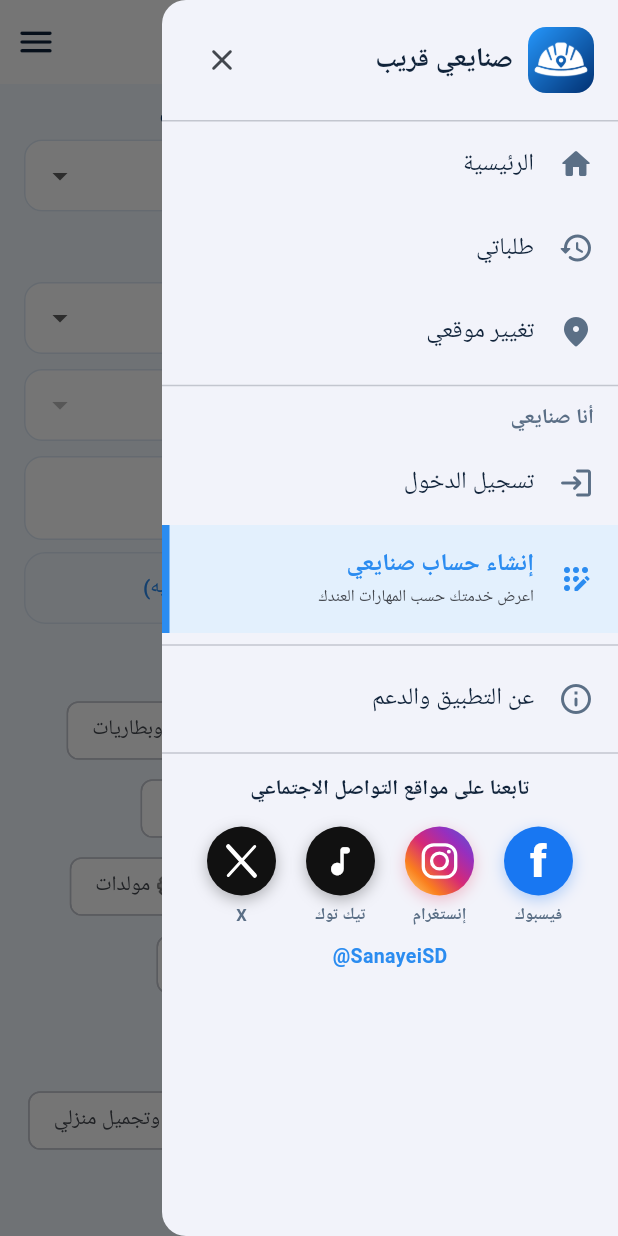
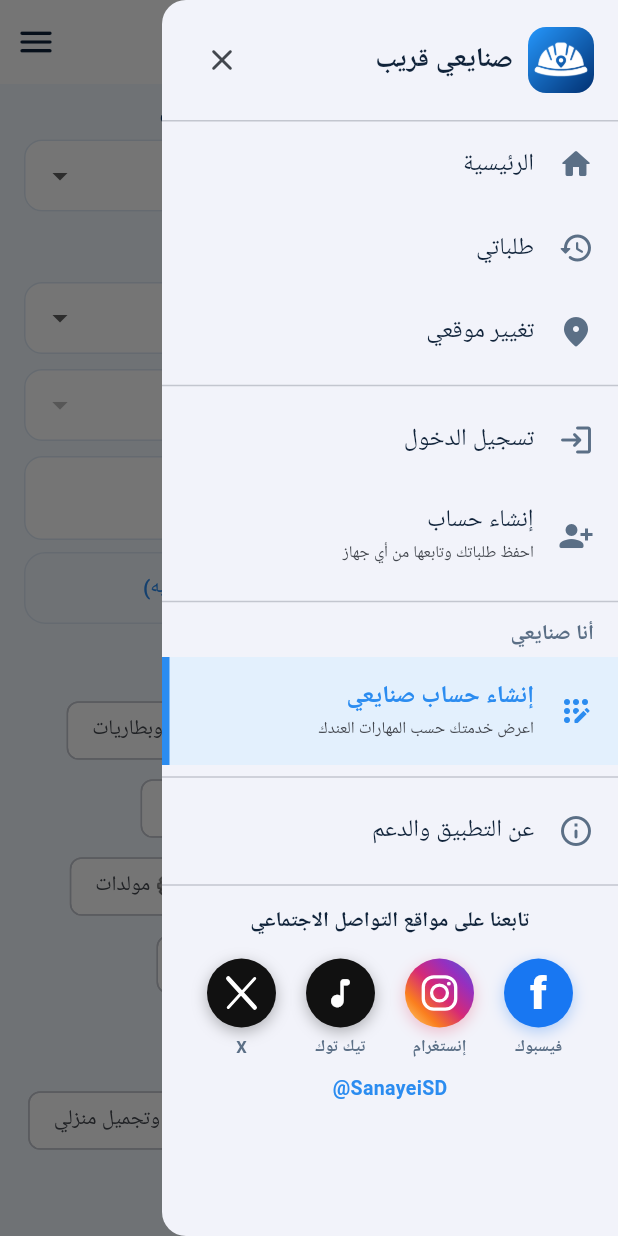
Before and after one commit to TheOuth/sanayei-qareeb-, a Flutter app: the RegisterScreen screen opened directly, scrolled down 576 dp, after a tap on the "menu" icon, on a phone screen of 412 x 824 dp. Run offline on Flutter 3.47's test engine with Material 3 defaults, Android fonts, the phone set to English and light mode, and no system bars; our stand-ins replace audioplayers, firebase_core, firebase_messaging, geolocator, google_fonts, image_picker and 3 more; missing offline and left inert: app_settings; accounts and stored records are empty; network calls fail; project files that could hold a hidden picture were left out.

Commit message:
Unified account (client+provider), portal landing at root, app moved to /sanayei
Co-Authored-By: Claude Sonnet 5.5 <noreply@anthropic.com>
Claude-Session: https://claude.ai/code/session_01X84TtrBcKrZqNW8aUi6RPZ

```diff
--- a/app/lib/core.dart
+++ b/app/lib/core.dart
@@ -44,7 +44,7 @@ Future<void> openPage(String name, Widget Function() build) async {
 class Config {
   static const apiUrl = String.fromEnvironment('API_URL', defaultValue: 'https://pwqtvixjkpvyajqmfqpa.supabase.co');
   static const apiKey = String.fromEnvironment('API_KEY', defaultValue: 'sb_publishable_sFHW2864oPilfQvjs3txaA__QjKY0sG');
-  static const siteUrl = 'https://saqapp.net';
+  static const siteUrl = 'https://saqapp.net/sanayei';
   static const commissionNote = 5000;
 }
 
@@ -68,6 +68,9 @@ String errMsg(Object e) {
     'forbidden': 'غير مسموح. سجّل الدخول من جديد',
     'invalid_phone': 'رقم الهاتف غير صحيح',
     'weak': 'كلمة السر قصيرة (6 أحرف على الأقل)',
+    'phone_taken': 'هذا الرقم مسجّل من قبل. سجّل الدخول بدل إنشاء حساب جديد',
+    'email_taken': 'هذا البريد مسجّل من قبل. سجّل الدخول',
+    'already_provider': 'حسابك مسجّل كصنايعي من قبل',
     'birth_required': 'تاريخ الميلاد مطلوب',
     'invalid_birth': 'تاريخ الميلاد غير صحيح',
     'underage': 'التطبيق لمن هم 18 سنة فأكثر',
@@ -230,6 +233,28 @@ class Store {
   static String? get pid => p.getString('pid');
   static String? get token => p.getString('token');
   static bool get loggedIn => pid != null && token != null;
+  // الحساب الموحّد (عميل أو صنايعي)
+  static String? get aid => p.getString('aid');
+  static String? get atoken => p.getString('atoken');
+  static bool get hasAccount => (aid != null && atoken != null) || loggedIn;
+  static String get aName => p.getString('a_name') ?? '';
+  static String get aPhone => p.getString('a_phone') ?? '';
+  static bool get accountNeedsPhone => aid != null && aPhone.isEmpty;
+
+  /// نتيجة account_login / account_register
+  static Future<void> signInAccount(Map r) async {
+    await p.setString('aid', r['account_id'].toString());
+    await p.setString('atoken', r['account_token'].toString());
+    await p.setString('a_name', (r['name'] ?? '').toString());
+    await p.setString('a_phone', (r['phone'] ?? '').toString());
+    if (r['provider_id'] != null && r['provider_token'] != null) {
+      await signIn(r['provider_id'].toString(), r['provider_token'].toString());
+    } else {
+      await p.remove('pid');
+      await p.remove('token');
+      tick.value++;
+    }
+  }
   /// آخر رقم دخل به الصنايعي (يبقى بعد تسجيل الخروج لتسهيل الدخول القادم)
   static String get lastPhone => p.getString('last_phone') ?? '';
   static Future<void> setLastPhone(String v) => p.setString('last_phone', v);
@@ -250,6 +275,10 @@ class Store {
     } catch (_) {}
     await p.remove('pid');
     await p.remove('token');
+    await p.remove('aid');
+    await p.remove('atoken');
+    await p.remove('a_name');
+    await p.remove('a_phone');
     await p.remove('me_photo');
     await p.remove('me_name');
     unread.value = 0;
--- a/app/lib/screens/app_drawer.dart
+++ b/app/lib/screens/app_drawer.dart
@@ -6,6 +6,7 @@ import '../theme.dart';
 import 'requests.dart';
 import 'login.dart';
 import 'register.dart';
+import 'account.dart';
 import 'dashboard.dart';
 import 'my_profile.dart';
 import 'about.dart';
@@ -134,23 +135,31 @@ class AppDrawer extends StatelessWidget {
             }
           }),
           const Divider(),
+          if (!Store.hasAccount) ...[
+            _item(context, 'login', Icons.login_rounded, 'تسجيل الدخول', build: () => const LoginScreen()),
+            _item(context, 'signup', Icons.person_add_alt_1_rounded, 'إنشاء حساب', subtitle: 'احفظ طلباتك وتابعها من أي جهاز', build: () => const AccountRegisterScreen()),
+            const Divider(),
+          ] else if (Store.aName.isNotEmpty || Store.aid != null)
+            Padding(padding: const EdgeInsets.fromLTRB(16, 6, 16, 6), child: Row(children: [
+              const Icon(Icons.account_circle_rounded, color: C.blue),
+              const SizedBox(width: 8),
+              Expanded(child: Text(Store.aName.isNotEmpty ? Store.aName : 'حسابي', style: const TextStyle(fontWeight: FontWeight.w700))),
+            ])),
           const Padding(padding: EdgeInsets.fromLTRB(16, 4, 16, 4), child: Text('أنا صنايعي', style: TextStyle(color: C.mute, fontWeight: FontWeight.w600))),
           if (Store.loggedIn)
             ...[
               _item(context, 'dash', Icons.dashboard_rounded, 'لوحة الخدمات', build: () => const DashboardScreen()),
               _item(context, 'me', Icons.person_rounded, 'ملفي', build: () => const MyProfileScreen()),
             ]
-          else ...[
-            _item(context, 'login', Icons.login_rounded, 'تسجيل الدخول', build: () => const LoginScreen()),
-            _item(context, 'register', Icons.app_registration_rounded, 'إنشاء حساب صنايعي', subtitle: 'اعرض خدمتك حسب المهارات العندك', build: () => const RegisterScreen()),
-          ],
+          else
+            _item(context, 'register', Icons.app_registration_rounded, Store.aid != null ? 'التسجيل كصنايعي' : 'إنشاء حساب صنايعي', subtitle: 'اعرض خدمتك حسب المهارات العندك', build: () => const RegisterScreen()),
           const Divider(),
           _item(context, 'about', Icons.info_outline_rounded, 'عن التطبيق والدعم', build: () => const AboutScreen()),
           const Divider(),
           const _Socials(),
           const SizedBox(height: 8),
         ])),
-          if (Store.loggedIn) ...[
+          if (Store.hasAccount) ...[
             const Divider(height: 1),
             ListTile(
               leading: const Icon(Icons.logout_rounded, color: C.red),
@@ -163,7 +172,7 @@ class AppDrawer extends StatelessWidget {
                   context: root,
                   builder: (dctx) => AlertDialog(
                     title: const Text('تسجيل الخروج'),
-                    content: const Text('إذا سجّلت الخروج فلن تصلك إشعارات الطلبات، ولن تعرف أن عميلًا طلب خدمتك، وسيضيع عليك العمل ويتأخر ردّك (وتنخفض نسبة سرعة الرد).\n\nالأفضل لك البقاء مسجّلًا. هل تريد الخروج فعلًا؟', style: TextStyle(height: 1.6)),
+                    content: Text(Store.loggedIn ? 'إذا سجّلت الخروج فلن تصلك إشعارات الطلبات، ولن تعرف أن عميلًا طلب خدمتك، وسيضيع عليك العمل ويتأخر ردّك (وتنخفض نسبة سرعة الرد).\n\nالأفضل لك البقاء مسجّلًا. هل تريد الخروج فعلًا؟' : 'هل تريد تسجيل الخروج من حسابك؟', style: TextStyle(height: 1.6)),
                     actions: [
                       FilledButton(onPressed: () => Navigator.pop(dctx, false), child: const Text('البقاء مسجّلًا')),
                       TextButton(style: TextButton.styleFrom(foregroundColor: C.red), onPressed: () => Navigator.pop(dctx, true), child: const Text('خروج')),
--- a/app/lib/screens/dashboard.dart
+++ b/app/lib/screens/dashboard.dart
@@ -396,7 +396,7 @@ class _EditScreenState extends State<_EditScreen> {
         content: Column(mainAxisSize: MainAxisSize.min, children: [
           const Text('يمكن تغييره مرة واحدة فقط. حروف إنجليزية وأرقام و _ فقط (3 إلى 20)، يبدأ بحرف، وتتحول تلقائيًا إلى حروف صغيرة.', style: TextStyle(fontSize: 12)),
           const SizedBox(height: 8),
-          TextField(controller: c, textDirection: TextDirection.ltr, autocorrect: false, enableSuggestions: false, keyboardType: TextInputType.visiblePassword, inputFormatters: [UsernameFormatter()], decoration: const InputDecoration(prefixText: 'saqapp.net/', hintText: 'username')),
+          TextField(controller: c, textDirection: TextDirection.ltr, autocorrect: false, enableSuggestions: false, keyboardType: TextInputType.visiblePassword, inputFormatters: [UsernameFormatter()], decoration: const InputDecoration(prefixText: 'saqapp.net/sanayei/', hintText: 'username')),
         ]),
         actions: [
           TextButton(onPressed: () => Navigator.pop(context), child: const Text('إلغاء')),
--- a/app/lib/screens/profile_form.dart
+++ b/app/lib/screens/profile_form.dart
@@ -10,11 +10,13 @@ import '../widgets.dart';
 
 class ProfileForm extends StatefulWidget {
   final bool isRegister;
+  /// التسجيل من حساب موجود: لا نطلب كلمة سر، ولا الهاتف إن كان موجودًا بالحساب
+  final bool fromAccount;
   final Map? initial;
   final Widget? header;
   final Widget? footer;
   final Future<void> Function(Map<String, dynamic>) onSubmit;
-  const ProfileForm({super.key, required this.isRegister, this.initial, this.header, this.footer, required this.onSubmit});
+  const ProfileForm({super.key, required this.isRegister, this.fromAccount = false, this.initial, this.header, this.footer, required this.onSubmit});
   @override
   State<ProfileForm> createState() => _ProfileFormState();
 }
@@ -343,10 +345,13 @@ class _ProfileFormState extends State<ProfileForm> {
     final reg = widget.isRegister;
     if (_name.text.trim().length < 3) return toast(context, 'اكتب اسمك الكامل');
     String ph = '';
+    final askPhone = reg && (!widget.fromAccount || Store.accountNeedsPhone);
     if (reg) {
-      ph = normalizePhone('0${_phone.text}');
-      if (ph.isEmpty) return toast(context, 'رقم الهاتف غير صحيح. اكتب 9 أرقام تبدأ بـ 9 أو 1');
-      if (_pw.text.length < 6) return toast(context, 'كلمة السر 6 أحرف على الأقل');
+      if (askPhone) {
+        ph = normalizePhone('0${_phone.text}');
+        if (ph.isEmpty) return toast(context, 'رقم الهاتف غير صحيح. اكتب 9 أرقام تبدأ بـ 9 أو 1');
+      }
+      if (!widget.fromAccount && _pw.text.length < 6) return toast(context, 'كلمة السر 6 أحرف على الأقل');
       if (!_ok18) return toast(context, 'أقرّ بأن عمرك 18 سنة فأكثر ووافق على الشروط والأحكام');
     }
     if (_d == null || _m == null || _y == null) return toast(context, 'اختر تاريخ ميلادك الحقيقي');
@@ -376,8 +381,8 @@ class _ProfileFormState extends State<ProfileForm> {
       'birth_date': '${_y!.toString().padLeft(4, '0')}-${_m!.toString().padLeft(2, '0')}-${_d!.toString().padLeft(2, '0')}',
     };
     if (reg) {
-      body['phone'] = ph;
-      body['password'] = _pw.text;
+      if (ph.isNotEmpty) body['phone'] = ph;
+      if (!widget.fromAccount) body['password'] = _pw.text;
       if (_customName.isNotEmpty) { body['custom_service'] = _customName; body['custom_note'] = _customNote; }
     } else {
       final em = _email.text.trim();
@@ -420,7 +425,7 @@ class _ProfileFormState extends State<ProfileForm> {
       Center(child: _need(_photo.isEmpty, 'ناقص: أضف صورة شخصية (30% من اكتمال الملف)')),
       sec('بياناتك'),
       TextField(controller: _name, decoration: const InputDecoration(labelText: 'الاسم الكامل')),
-      if (reg) ...[
+      if (reg && (!widget.fromAccount || Store.accountNeedsPhone)) ...[
         const SizedBox(height: 10),
         PhoneField(controller: _phone, label: 'رقم الهاتف', autofill: const [AutofillHints.username]),
       ],
@@ -431,7 +436,7 @@ class _ProfileFormState extends State<ProfileForm> {
         TextField(controller: _email, keyboardType: TextInputType.emailAddress, textDirection: TextDirection.ltr, decoration: const InputDecoration(labelText: 'البريد الإلكتروني (اختياري)', helperText: 'للرسائل المهمة مثل التهنئة والتوثيق'), onChanged: (_) => setState(() {})),
         _emailStatus(),
       ],
-      if (reg) ...[
+      if (reg && !widget.fromAccount) ...[
         const SizedBox(height: 10),
         TextField(controller: _pw, obscureText: true, autofillHints: const [AutofillHints.newPassword], decoration: const InputDecoration(labelText: 'كلمة السر (6 أحرف على الأقل)')),
       ],
--- a/app/lib/screens/provider.dart
+++ b/app/lib/screens/provider.dart
@@ -96,7 +96,7 @@ class _ProviderScreenState extends State<ProviderScreen> {
     setState(() => _sending = true);
     try {
       final l = Store.loc;
-      final r = await Api.rpc('create_request', {'p': {'provider_id': p['id'], 'anon_id': Store.anon, 'client_pid': Store.pid, 'service': sid, 'city_id': l?['city_id'] ?? p['city_id']}});
+      final r = await Api.rpc('create_request', {'p': {'provider_id': p['id'], 'anon_id': Store.anon, 'client_pid': Store.pid, 'account_id': Store.aid, 'account_token': Store.atoken, 'service': sid, 'city_id': l?['city_id'] ?? p['city_id']}});
       final existing = r is Map && r['existing'] == true;
       Push.syncClient();
       Store.refreshReqBadge();
--- a/app/lib/screens/register.dart
+++ b/app/lib/screens/register.dart
@@ -4,23 +4,43 @@ import '../core.dart';
 import '../widgets.dart';
 import 'profile_form.dart';
 
+/// إنشاء ملف صنايعي: من حساب موجود، أو حساب جديد كليًا
 class RegisterScreen extends StatelessWidget {
   const RegisterScreen({super.key});
   @override
   Widget build(BuildContext context) {
+    final fromAcc = Store.aid != null && Store.atoken != null;
     return Scaffold(
       drawer: const AppDrawer(current: 'register'),
-      appBar: bar('إنشاء حساب صنايعي'),
+      appBar: bar(fromAcc ? 'التسجيل كصنايعي' : 'إنشاء حساب صنايعي'),
       body: ProfileForm(
         isRegister: true,
-        header: const RegistrationNote(),
+        fromAccount: fromAcc,
+        header: fromAcc
+            ? Container(
+                margin: const EdgeInsets.only(bottom: 14),
+                padding: const EdgeInsets.all(12),
+                decoration: BoxDecoration(color: const Color(0xFFE3F0FD), borderRadius: BorderRadius.circular(12)),
+                child: const Text('حسابك موجود. أكمل بيانات عملك وسيصير حسابك صنايعيًا بنفس الدخول.', style: TextStyle(height: 1.5, fontWeight: FontWeight.w600)),
+              )
+            : const RegistrationNote(),
         onSubmit: (body) async {
-          final r = await Api.rpc('register_provider', {'p': body});
-          await Store.signIn(r['id'], r['token']);
+          if (fromAcc) {
+            final r = await Api.rpc('account_become_provider', {'p_id': Store.aid, 'p_token': Store.atoken, 'p': body});
+            await Store.signIn(r['id'], r['token']);
+          } else {
+            final r = await Api.rpc('register_provider', {'p': body});
+            // نربطه بالحساب الموحّد ليكون عنده دخول واحد
+            try {
+              final a = await Api.rpc('account_login', {'p_login': body['phone'], 'p_password': body['password'], 'p_anon': Store.anon});
+              if (a['ok'] == true) await Store.signInAccount(a);
+            } catch (_) {}
+            if (!Store.loggedIn) await Store.signIn(r['id'], r['token']);
+          }
           Store.refreshMe();
           if (!context.mounted) return;
           Navigator.of(context).popUntil((r) => r.isFirst);
-          toast(context, 'تم إنشاء حسابك وهو قيد المراجعة. تابع حالته من «ملفي» في القائمة');
+          toast(context, 'تم إنشاء ملفك وهو قيد المراجعة. تابع حالته من «ملفي» في القائمة');
         },
       ),
     );
--- a/app/lib/screens/splash.dart
+++ b/app/lib/screens/splash.dart
@@ -32,6 +32,7 @@ class _SplashScreenState extends State<SplashScreen> with SingleTickerProviderSt
     String? deepId;
     if (kIsWeb) {
       final seg = Uri.base.pathSegments.where((x) => x.isNotEmpty).toList();
+      if (seg.isNotEmpty && seg.first.toLowerCase() == 'sanayei') seg.removeAt(0);
       if (seg.length == 1 && RegExp(r'^[A-Za-z][A-Za-z0-9_]{2,19}$').hasMatch(seg[0]) && !RegExp(r'^(index|admin)$', caseSensitive: false).hasMatch(seg[0])) {
         try {
           final r = await Api.rpc('provider_id_by_username', {'p': seg[0].toLowerCase()});
```
Also changed, not shown: app/lib/screens/account.dart (added, +81 -0 lines), app/lib/screens/login.dart (+7 -8 lines), 4 other files.
